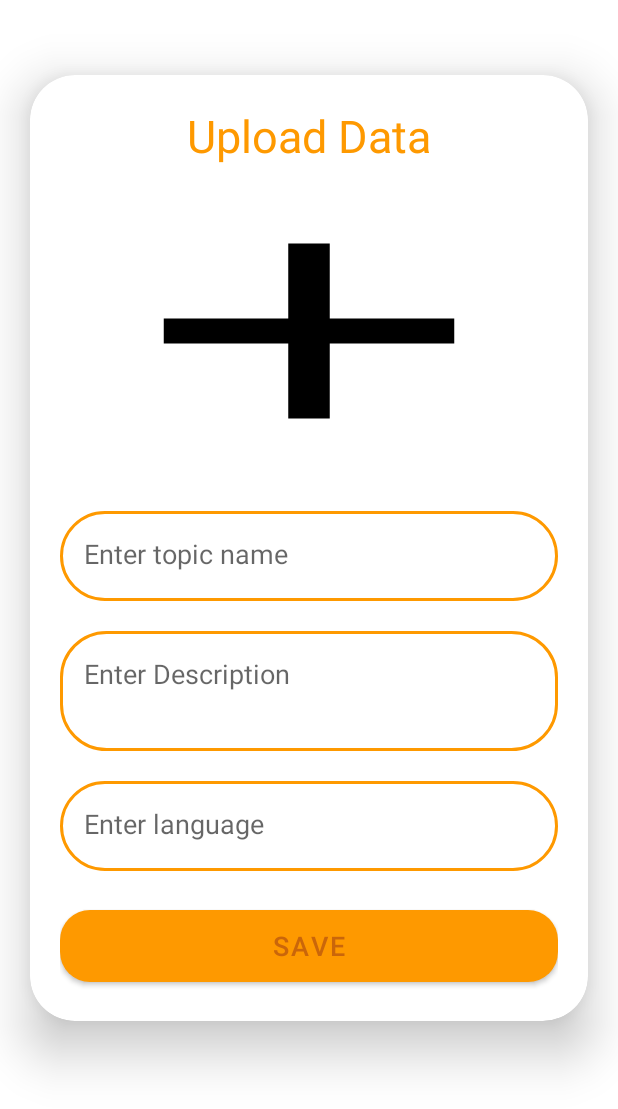
After one commit to Zakaria-Ar/Online-Store-Android, an Android app: the UploadActivity screen opened directly, with no data from a screen before it, on a phone screen of 412 x 824 dp. The commit adds this screen. Shown: the top 1109 px of the screen. Run offline under Robolectric (Android 15) with nearby library versions, the phone set to English and light mode, and no system bars; our stand-ins replace Firebase (no records; nobody signed in at launch, a user with empty details on screens opened directly).

Commit message:
Android project4

```diff
--- a/app/src/main/java/com/example/projetmobile_cart/HomeActivity.java
+++ b/app/src/main/java/com/example/projetmobile_cart/HomeActivity.java
@@ -26,7 +26,7 @@ public class HomeActivity extends AppCompatActivity {
         account = (View) findViewById(R.id.menuFavorite);
         account.setOnClickListener(v -> startActivity(new Intent(HomeActivity.this,ShoppingBasketActivity.class)));
         account = (View) findViewById(R.id.menuCreateStore);
-        account.setOnClickListener(v -> startActivity(new Intent(HomeActivity.this, CreateStoreActivity.class)));
+        account.setOnClickListener(v -> startActivity(new Intent(HomeActivity.this, ImportActivity.class)));
         FirebaseUser user = FirebaseAuth.getInstance().getCurrentUser();
         firebaseFirestore = FirebaseFirestore.getInstance();
         String userID = null;
--- /dev/null
+++ b/app/src/main/java/com/example/projetmobile_cart/UploadActivity.java
@@ -0,0 +1,133 @@
+package com.example.projetmobile_cart;
+
+import androidx.activity.result.ActivityResult;
+import androidx.activity.result.ActivityResultCallback;
+import androidx.activity.result.ActivityResultLauncher;
+import androidx.activity.result.contract.ActivityResultContracts;
+import androidx.annotation.NonNull;
+import androidx.appcompat.app.AppCompatActivity;
+
+import android.app.Activity;
+import android.app.AlertDialog;
+import android.content.Intent;
+import android.net.Uri;
+import android.os.Bundle;
+import android.view.View;
+import android.widget.Button;
+import android.widget.EditText;
+import android.widget.ImageView;
+import android.widget.Toast;
+
+import com.google.android.gms.tasks.OnCompleteListener;
+import com.google.android.gms.tasks.OnFailureListener;
+import com.google.android.gms.tasks.OnSuccessListener;
+import com.google.android.gms.tasks.Task;
+import com.google.firebase.database.FirebaseDatabase;
+import com.google.firebase.storage.FirebaseStorage;
+import com.google.firebase.storage.StorageReference;
+import com.google.firebase.storage.UploadTask;
+
+public class UploadActivity extends AppCompatActivity {
+
+    ImageView uploadImage;
+
+    Button saveButton;
+
+    EditText uploadDesc,uploadLang,uploadTopic;
+
+    String imageURL;
+
+    Uri uri;
+
+
+    @Override
+    protected void onCreate(Bundle savedInstanceState) {
+        super.onCreate(savedInstanceState);
+        setContentView(R.layout.activity_upload);
+
+        uploadImage = findViewById(R.id.uploadImage);
+        uploadLang = findViewById(R.id.uploadLang);
+        uploadTopic = findViewById(R.id.uploadTopic);
+        uploadDesc = findViewById(R.id.uploadDesc);
+        saveButton = findViewById(R.id.saveButton);
+
+        ActivityResultLauncher<Intent> activityResultLauncher = registerForActivityResult(
+                new ActivityResultContracts.StartActivityForResult(),
+                new ActivityResultCallback<ActivityResult>() {
+                    @Override
+                    public void onActivityResult(ActivityResult result) {
+                        if(result.getResultCode()== Activity.RESULT_OK){
+                            Intent data = result.getData();
+                            uri = data.getData();
+                            uploadImage.setImageURI(uri);
+                        }else{
+                            Toast.makeText(UploadActivity.this,"No Image Selected",Toast.LENGTH_SHORT).show();
+                        }
+                    }
+                }
+        );
+        uploadImage.setOnClickListener(new View.OnClickListener() {
+            @Override
+            public void onClick(View v) {
+                Intent photoPicker = new Intent(Intent.ACTION_PICK);
+                photoPicker.setType("image/*");
+                activityResultLauncher.launch(photoPicker);
+            }
+        });
+        saveButton.setOnClickListener(new View.OnClickListener() {
+            @Override
+            public void onClick(View v) {
+                saveData();
+            }
+        });
+    }
+    public void saveData(){
+        StorageReference storageReference = FirebaseStorage.getInstance().getReference().child("Android images")
+                .child(uri.getLastPathSegment());
+        AlertDialog.Builder builder = new AlertDialog.Builder(UploadActivity.this);
+        builder.setCancelable(false);
+        builder.setView(R.layout.progress_layout);
+        AlertDialog dialog = builder.create();
+        dialog.show();
+
+        storageReference.putFile(uri).addOnSuccessListener(new OnSuccessListener<UploadTask.TaskSnapshot>() {
+            @Override
+            public void onSuccess(UploadTask.TaskSnapshot taskSnapshot) {
+                Task<Uri> uriTask = taskSnapshot.getStorage().getDownloadUrl();
+                while (!uriTask.isComplete());
+                Uri urlImage = uriTask.getResult();
+                imageURL = urlImage.toString();
+                uploadData();
+                dialog.dismiss();
+            }
+        }).addOnFailureListener(new OnFailureListener() {
+            @Override
+            public void onFailure(@NonNull Exception e) {
+                dialog.dismiss();
+            }
+        });
+    }
+    public void uploadData(){
+        String title = uploadTopic.getText().toString();
+        String desc = uploadDesc.getText().toString();
+        String lang = uploadLang.getText().toString();
+
+        DataClass dataClass = new DataClass(title,desc,lang,imageURL);
+
+        FirebaseDatabase.getInstance().getReference("Android Tutorials").child(title)
+                .setValue(dataClass).addOnCompleteListener(new OnCompleteListener<Void>() {
+                    @Override
+                    public void onComplete(@NonNull Task<Void> task) {
+                        if(task.isSuccessful()){
+                            Toast.makeText(UploadActivity.this, "Saved", Toast.LENGTH_SHORT).show();
+                            finish();
+                        }
+                    }
+                }).addOnFailureListener(new OnFailureListener() {
+                    @Override
+                    public void onFailure(@NonNull Exception e) {
+                        Toast.makeText(UploadActivity.this, e.getMessage().toString(), Toast.LENGTH_SHORT).show();
+                    }
+                });
+    }
+}
--- /dev/null
+++ b/app/src/main/res/drawable/add.xml
@@ -0,0 +1,5 @@
+<vector android:height="24dp" android:tint="#000000"
+    android:viewportHeight="24" android:viewportWidth="24"
+    android:width="24dp" xmlns:android="http://schemas.android.com/apk/res/android">
+    <path android:fillColor="@android:color/white" android:pathData="M19,13h-6v6h-2v-6H5v-2h6V5h2v6h6v2z"/>
+</vector>
--- /dev/null
+++ b/app/src/main/res/drawable/first_color_border.xml
@@ -0,0 +1,10 @@
+<?xml version="1.0" encoding="utf-8"?>
+<shape xmlns:android="http://schemas.android.com/apk/res/android"
+    android:shape="rectangle">
+
+    <stroke
+        android:width="2dp"
+        android:color="@color/first_color"/>
+    <corners
+        android:radius="30dp"/>
+</shape>
--- /dev/null
+++ b/app/src/main/res/layout/activity_upload.xml
@@ -0,0 +1,83 @@
+<?xml version="1.0" encoding="utf-8"?>
+<ScrollView xmlns:android="http://schemas.android.com/apk/res/android"
+    xmlns:app="http://schemas.android.com/apk/res-auto"
+    xmlns:tools="http://schemas.android.com/tools"
+    android:layout_width="match_parent"
+    android:layout_height="match_parent"
+    tools:context=".UploadActivity"
+    android:orientation="vertical">
+
+    <androidx.cardview.widget.CardView
+        android:layout_width="match_parent"
+        android:layout_height="wrap_content"
+        android:layout_marginTop="50dp"
+        android:layout_marginEnd="20dp"
+        android:layout_marginStart="20dp"
+        app:cardCornerRadius="30dp"
+        app:cardElevation="20dp">
+        <LinearLayout
+            android:layout_width="match_parent"
+            android:layout_height="wrap_content"
+            android:orientation="vertical"
+            android:layout_gravity="center_horizontal"
+            android:padding="20dp">
+            <TextView
+                android:layout_width="match_parent"
+                android:layout_height="wrap_content"
+                android:text="Upload Data"
+                android:textSize="30sp"
+                android:textAlignment="center"
+                android:textColor="@color/first_color"/>
+            <ImageView
+                android:layout_width="match_parent"
+                android:layout_height="200dp"
+                android:src="@drawable/add"
+                android:id="@+id/uploadImage"
+                android:layout_marginTop="10dp"
+                android:scaleType="fitXY"/>
+            <EditText
+                android:layout_width="match_parent"
+                android:layout_height="60dp"
+                android:id="@+id/uploadTopic"
+                android:layout_marginTop="20dp"
+                android:background="@drawable/first_color_border"
+                android:padding="16dp"
+                android:hint="Enter topic name"
+                android:gravity="start|center_horizontal"
+                android:textColor="@color/first_color"/>
+            <EditText
+                android:layout_width="match_parent"
+                android:layout_height="80dp"
+                android:id="@+id/uploadDesc"
+                android:layout_marginTop="20dp"
+                android:background="@drawable/first_color_border"
+                android:padding="16dp"
+                android:hint="Enter Description"
+                android:gravity="start|center_horizontal"
+                android:textColor="@color/first_color"/>
+            <EditText
+                android:layout_width="match_parent"
+                android:layout_height="60dp"
+                android:id="@+id/uploadLang"
+                android:layout_marginTop="20dp"
+                android:background="@drawable/first_color_border"
+                android:padding="16dp"
+                android:hint="Enter language"
+                android:gravity="start|center_horizontal"
+                android:textColor="@color/first_color"/>
+            <Button
+                android:layout_width="match_parent"
+                android:layout_height="60dp"
+                android:text="save"
+                android:id="@+id/saveButton"
+                android:textSize="18sp"
+                android:layout_marginTop="20dp"
+                app:cornerRadius ="20dp" />
+
+
+        </LinearLayout>
+
+
+    </androidx.cardview.widget.CardView>
+
+</ScrollView>
--- a/app/src/main/res/values/strings.xml
+++ b/app/src/main/res/values/strings.xml
@@ -95,5 +95,6 @@
     <string name="next">Next</string>
     <string name="delete">Delete</string>
     <string name="register">Register</string>
+    <string name="description">Description...</string>
 
 </resources>
--- a/settings.gradle
+++ b/settings.gradle
@@ -1,8 +1,9 @@
 pluginManagement {
     repositories {
+        gradlePluginPortal()
         google()
         mavenCentral()
-        gradlePluginPortal()
+        maven { url='https://jitpack.io'}
     }
 }
 dependencyResolutionManagement {
@@ -10,7 +11,7 @@ dependencyResolutionManagement {
     repositories {
         google()
         mavenCentral()
-        maven{ url 'https://jitpack.io'}
+        maven { url='https://jitpack.io'}
     }
 }
 rootProject.name = "ProjetMobile_Cart"
```
Also changed, not shown: app/build.gradle (+24 -2 lines), app/src/main/AndroidManifest.xml (+9 -0 lines), app/src/main/java/com/example/projetmobile_cart/DataClass.java (added, +31 -0 lines), app/src/main/java/com/example/projetmobile_cart/ImportActivity.java (added, +27 -0 lines), app/src/main/java/com/example/projetmobile_cart/SignUpActivity.java (+42 -39 lines), app/src/main/java/com/example/projetmobile_cart/Upload.java (added, +35 -0 lines), app/src/main/res/layout/activity_import.xml (added, +19 -0 lines), app/src/main/res/layout/progress_layout.xml (added, +22 -0 lines).
